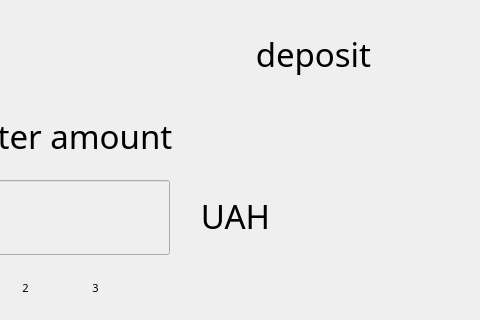
The window that ATM/putmoney.ui (Darina77/ATMProject) describes before a commit, drawn with Qt 5; both pictures show x 120 to 600 and y 0 to 320 of the 600 by 450 pixel window.
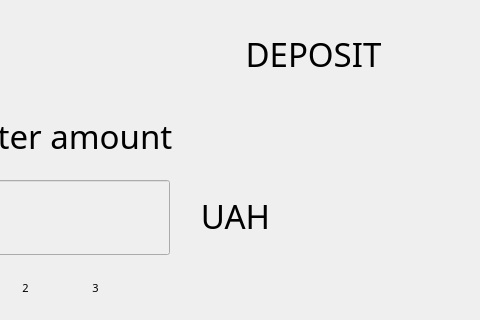
The same window after the commit. Icons and pictures are not drawn.

```diff
--- a/ATM/putmoney.ui
+++ b/ATM/putmoney.ui
@@ -483,7 +483,7 @@
 }</string>
    </property>
    <property name="text">
-    <string>                               deposit</string>
+    <string>                               DEPOSIT</string>
    </property>
    <property name="alignment">
     <set>Qt::AlignCenter</set>
```
